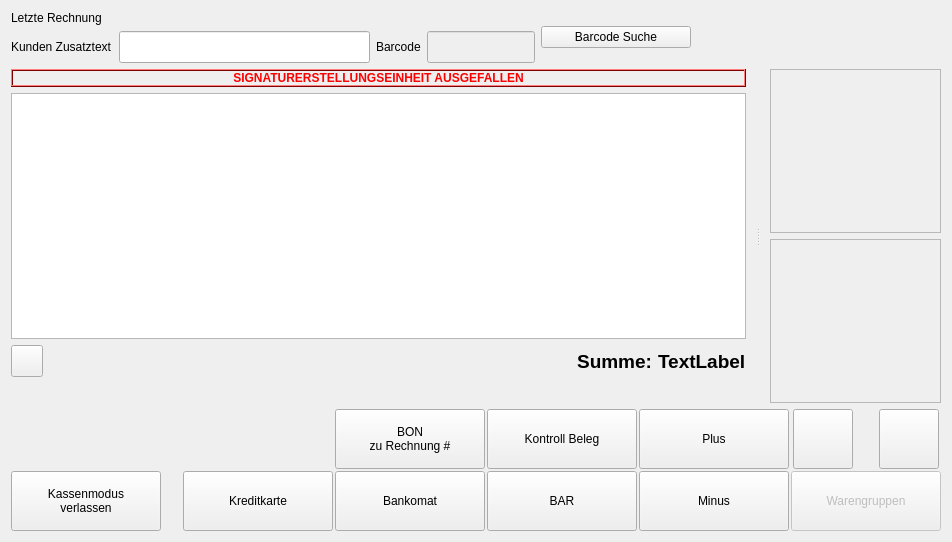
This is src/ui/qrkregister.ui in DatabasesWorks/QRK-Cash-Register as Qt 5 draws it before an edit. The edited form follows.
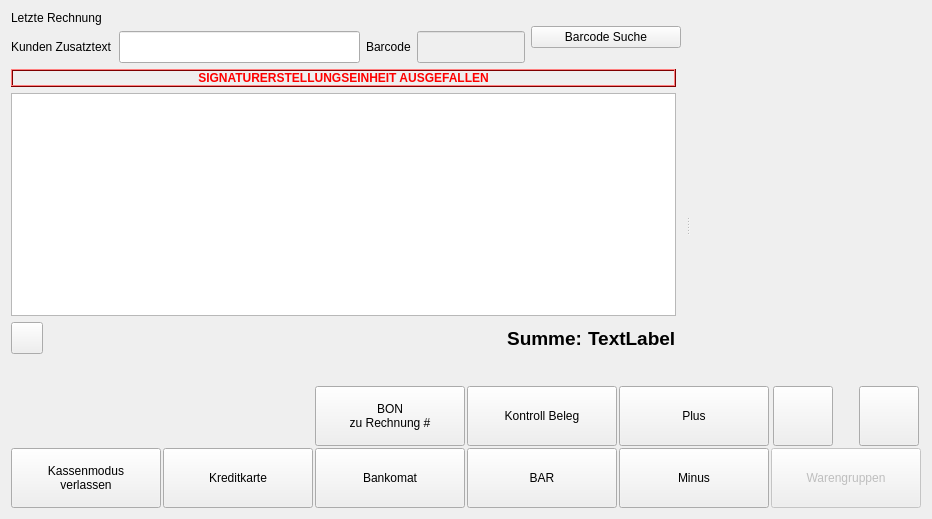
This is the edited form. Icons and pictures are not drawn. Custom widgets are drawn as their Qt base class.

```diff
--- a/src/ui/qrkregister.ui
+++ b/src/ui/qrkregister.ui
@@ -6,14 +6,14 @@
    <rect>
     <x>0</x>
     <y>0</y>
-    <width>952</width>
-    <height>542</height>
+    <width>928</width>
+    <height>519</height>
    </rect>
   </property>
   <property name="windowTitle">
    <string>Form</string>
   </property>
-  <layout class="QVBoxLayout" name="verticalLayout_6">
+  <layout class="QVBoxLayout" name="verticalLayout_7">
    <item>
     <layout class="QVBoxLayout" name="verticalLayout_4" stretch="0,1,0,0">
      <item>
@@ -641,7 +641,7 @@
           </widget>
          </item>
          <item>
-          <widget class="TableView" name="orderList">
+          <widget class="QTableView" name="orderList">
            <property name="sizePolicy">
             <sizepolicy hsizetype="Expanding" vsizetype="Expanding">
              <horstretch>0</horstretch>
@@ -675,18 +675,6 @@
            <property name="textElideMode">
             <enum>Qt::ElideMiddle</enum>
            </property>
-           <property name="cornerButtonEnabled">
-            <bool>false</bool>
-           </property>
-           <attribute name="horizontalHeaderHighlightSections">
-            <bool>false</bool>
-           </attribute>
-           <attribute name="verticalHeaderVisible">
-            <bool>false</bool>
-           </attribute>
-           <attribute name="verticalHeaderHighlightSections">
-            <bool>false</bool>
-           </attribute>
           </widget>
          </item>
          <item>
@@ -856,62 +844,7 @@
          </item>
         </layout>
        </widget>
-       <widget class="QWidget" name="layoutWidget2">
-        <layout class="QVBoxLayout" name="verticalLayout_2" stretch="1,1">
-         <item>
-          <widget class="QScrollArea" name="scrollArea">
-           <property name="sizePolicy">
-            <sizepolicy hsizetype="Expanding" vsizetype="Expanding">
-             <horstretch>0</horstretch>
-             <verstretch>0</verstretch>
-            </sizepolicy>
-           </property>
-           <property name="sizeAdjustPolicy">
-            <enum>QAbstractScrollArea::AdjustToContentsOnFirstShow</enum>
-           </property>
-           <property name="widgetResizable">
-            <bool>true</bool>
-           </property>
-           <widget class="QWidget" name="scrollAreaWidgetContents">
-            <property name="geometry">
-             <rect>
-              <x>0</x>
-              <y>0</y>
-              <width>197</width>
-              <height>153</height>
-             </rect>
-            </property>
-           </widget>
-          </widget>
-         </item>
-         <item>
-          <widget class="QScrollArea" name="scrollAreaProducts">
-           <property name="sizePolicy">
-            <sizepolicy hsizetype="Expanding" vsizetype="Expanding">
-             <horstretch>0</horstretch>
-             <verstretch>0</verstretch>
-            </sizepolicy>
-           </property>
-           <property name="sizeAdjustPolicy">
-            <enum>QAbstractScrollArea::AdjustToContents</enum>
-           </property>
-           <property name="widgetResizable">
-            <bool>true</bool>
-           </property>
-           <widget class="QWidget" name="scrollAreaWidgetContents_2">
-            <property name="geometry">
-             <rect>
-              <x>0</x>
-              <y>0</y>
-              <width>197</width>
-              <height>153</height>
-             </rect>
-            </property>
-           </widget>
-          </widget>
-         </item>
-        </layout>
-       </widget>
+       <widget class="QrkQuickButtons" name="QuickButtons" native="true"/>
       </widget>
      </item>
      <item>
@@ -976,7 +909,7 @@
         </widget>
        </item>
        <item row="3" column="10">
-        <widget class="QrkPushButton" name="catregoriePushButton">
+        <widget class="QrkPushButton" name="categoriePushButton">
          <property name="enabled">
           <bool>false</bool>
          </property>
@@ -1079,19 +1012,6 @@
          </attribute>
         </widget>
        </item>
-       <item row="3" column="1">
-        <spacer name="horizontalSpacer_4">
-         <property name="orientation">
-          <enum>Qt::Horizontal</enum>
-         </property>
-         <property name="sizeHint" stdset="0">
-          <size>
-           <width>13</width>
-           <height>57</height>
-          </size>
-         </property>
-        </spacer>
-       </item>
        <item row="3" column="5">
         <widget class="QrkPushButton" name="cashReceipt">
          <property name="minimumSize">
@@ -1249,6 +1169,19 @@
          </property>
         </widget>
        </item>
+       <item row="3" column="1">
+        <spacer name="horizontalSpacer_4">
+         <property name="orientation">
+          <enum>Qt::Horizontal</enum>
+         </property>
+         <property name="sizeHint" stdset="0">
+          <size>
+           <width>13</width>
+           <height>57</height>
+          </size>
+         </property>
+        </spacer>
+       </item>
       </layout>
      </item>
      <item>
@@ -1275,9 +1208,10 @@
    <container>1</container>
   </customwidget>
   <customwidget>
-   <class>TableView</class>
-   <extends>QTableView</extends>
-   <header>tableview.h</header>
+   <class>QrkQuickButtons</class>
+   <extends>QWidget</extends>
+   <header>qrkquickbuttons.h</header>
+   <container>1</container>
   </customwidget>
  </customwidgets>
  <resources>
```
